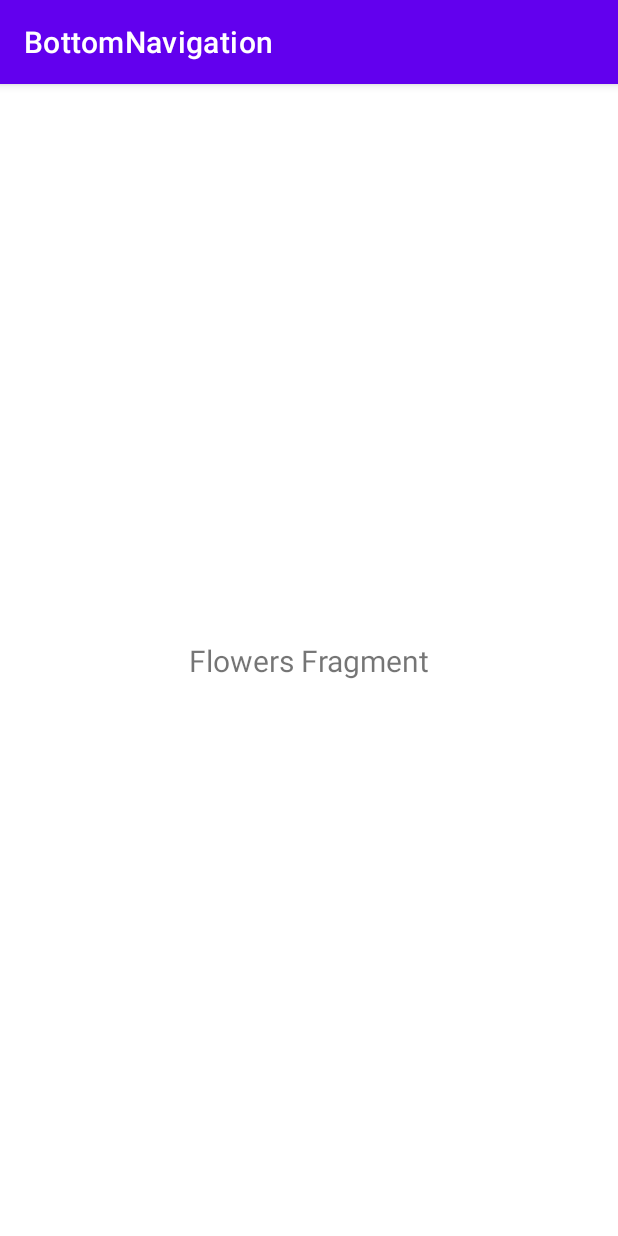
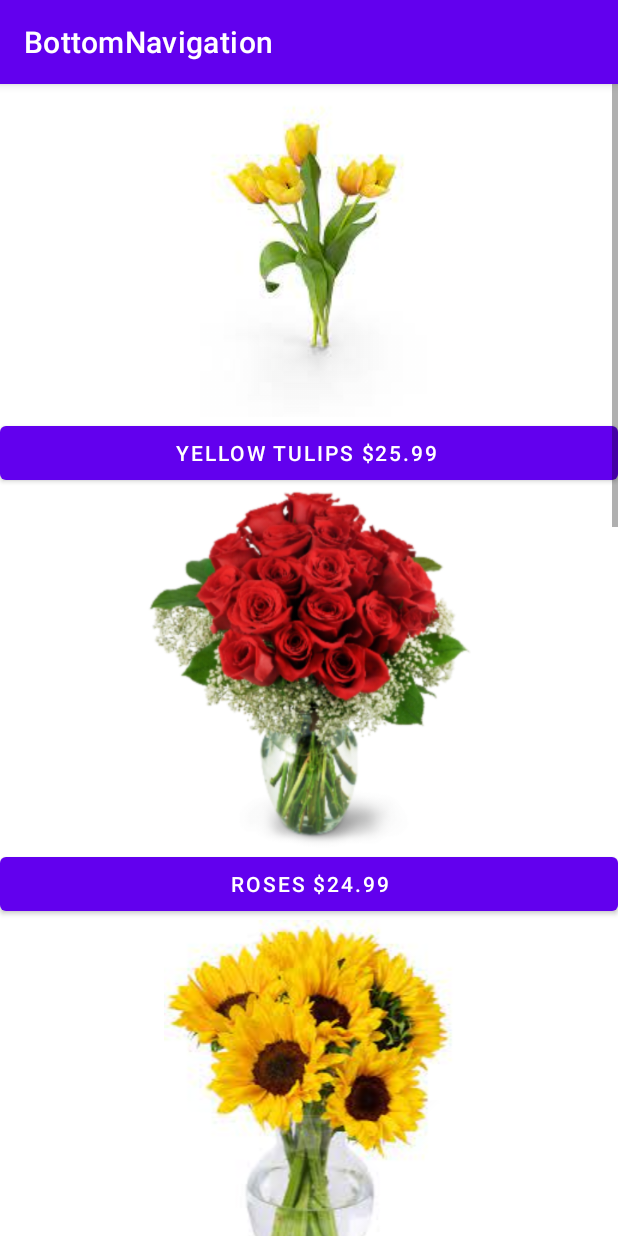
Before and after one commit to s5teixeira/BlossomGardens, an Android app: the fragment TicketsFragment shown on its own in the app's theme, on a phone screen of 412 x 824 dp. Run offline under Robolectric (Android 15) with nearby library versions, the phone set to English and light mode, and no system bars.

Commit message:
added flowers page

```diff
--- a/app/src/main/res/layout/activity_main.xml
+++ b/app/src/main/res/layout/activity_main.xml
@@ -8,6 +8,7 @@ NavHostFragment is configured with
 <androidx.constraintlayout.widget.ConstraintLayout
     xmlns:android="http://schemas.android.com/apk/res/android"
     xmlns:app="http://schemas.android.com/apk/res-auto"
+    xmlns:tools="http://schemas.android.com/tools"
     android:id="@+id/container"
     android:layout_width="match_parent"
     android:layout_height="match_parent"
@@ -15,15 +16,17 @@ NavHostFragment is configured with
 
     <androidx.fragment.app.FragmentContainerView
         android:id="@+id/nav_host_fragment"
-        app:layout_constraintStart_toStartOf="parent"
-        app:layout_constraintEnd_toEndOf="parent"
-        app:layout_constraintLeft_toLeftOf="parent"
-        app:layout_constraintRight_toRightOf="parent"
-        app:layout_constraintTop_toTopOf="parent"
         android:name="androidx.navigation.fragment.NavHostFragment"
         android:layout_width="match_parent"
         android:layout_height="match_parent"
+        android:layout_marginTop="16dp"
         app:defaultNavHost="true"
+        app:layout_constraintEnd_toEndOf="parent"
+        app:layout_constraintHorizontal_bias="1.0"
+        app:layout_constraintLeft_toLeftOf="parent"
+        app:layout_constraintRight_toRightOf="parent"
+        app:layout_constraintStart_toStartOf="parent"
+        app:layout_constraintTop_toTopOf="parent"
         app:menu="@menu/main"
         app:navGraph="@navigation/mobile_navigation" />
 
@@ -39,4 +42,5 @@ NavHostFragment is configured with
         app:layout_constraintRight_toRightOf="parent"
         app:menu="@menu/bottom_nav_menu"
         app:labelVisibilityMode="labeled"/>
+
 </androidx.constraintlayout.widget.ConstraintLayout>
--- a/app/src/main/res/layout/fragment_tickets.xml
+++ b/app/src/main/res/layout/fragment_tickets.xml
@@ -13,23 +13,124 @@
 <androidx.constraintlayout.widget.ConstraintLayout
     xmlns:android="http://schemas.android.com/apk/res/android"
     xmlns:app="http://schemas.android.com/apk/res-auto"
+    xmlns:tools="http://schemas.android.com/tools"
     android:layout_width="match_parent"
     android:layout_height="match_parent">
 
     <TextView
         android:layout_width="match_parent"
         android:layout_height="wrap_content"
+        android:layout_gravity="center_horizontal"
         android:layout_marginStart="8dp"
         android:layout_marginTop="8dp"
         android:layout_marginEnd="8dp"
-        android:layout_marginBottom="8dp"
         android:text="@string/tickets_fragment"
         android:textAlignment="center"
-        android:layout_gravity="center_horizontal"
         android:textSize="20sp"
-        app:layout_constraintBottom_toBottomOf="parent"
         app:layout_constraintEnd_toEndOf="parent"
         app:layout_constraintStart_toStartOf="parent"
         app:layout_constraintTop_toTopOf="parent" />
 
+    <LinearLayout
+        android:layout_width="match_parent"
+        android:layout_height="match_parent"
+        android:orientation="vertical">
+
+        <ScrollView
+            android:layout_width="match_parent"
+            android:layout_height="match_parent">
+
+            <LinearLayout
+                android:layout_width="match_parent"
+                android:layout_height="wrap_content"
+                android:orientation="vertical">
+
+                <ImageView
+                    android:id="@+id/imageView8"
+                    android:layout_width="match_parent"
+                    android:layout_height="wrap_content"
+                    app:srcCompat="@drawable/tulips" />
+
+                <Button
+                    android:id="@+id/button"
+                    android:layout_width="match_parent"
+                    android:layout_height="wrap_content"
+                    android:text="Yellow Tulips $25.99 " />
+
+                <ImageView
+                    android:id="@+id/imageView12"
+                    android:layout_width="match_parent"
+                    android:layout_height="239dp"
+                    app:srcCompat="@drawable/my_project" />
+
+                <Button
+                    android:id="@+id/button2"
+                    android:layout_width="match_parent"
+                    android:layout_height="wrap_content"
+                    android:text="Roses $24.99" />
+
+                <ImageView
+                    android:id="@+id/imageView13"
+                    android:layout_width="match_parent"
+                    android:layout_height="wrap_content"
+                    app:srcCompat="@drawable/sunflowers" />
+
+                <Button
+                    android:id="@+id/button3"
+                    android:layout_width="match_parent"
+                    android:layout_height="wrap_content"
+                    android:text="Sunflowers $29.99" />
+
+                <ImageView
+                    android:id="@+id/imageView14"
+                    android:layout_width="match_parent"
+                    android:layout_height="wrap_content"
+                    app:srcCompat="@drawable/daisys" />
+
+                <Button
+                    android:id="@+id/button4"
+                    android:layout_width="match_parent"
+                    android:layout_height="wrap_content"
+                    android:text="Daisies $15.99" />
+
+                <ImageView
+                    android:id="@+id/imageView15"
+                    android:layout_width="match_parent"
+                    android:layout_height="wrap_content"
+                    app:srcCompat="@drawable/chrysanthemum" />
+
+                <Button
+                    android:id="@+id/button5"
+                    android:layout_width="match_parent"
+                    android:layout_height="wrap_content"
+                    android:text="Chrysanthemum $20.99" />
+
+                <ImageView
+                    android:id="@+id/imageView16"
+                    android:layout_width="match_parent"
+                    android:layout_height="wrap_content"
+                    app:srcCompat="@drawable/peony" />
+
+                <Button
+                    android:id="@+id/button6"
+                    android:layout_width="match_parent"
+                    android:layout_height="wrap_content"
+                    android:text="Peony $18.99" />
+
+                <ImageView
+                    android:id="@+id/imageView17"
+                    android:layout_width="match_parent"
+                    android:layout_height="wrap_content"
+                    app:srcCompat="@drawable/pansy" />
+
+                <Button
+                    android:id="@+id/button7"
+                    android:layout_width="match_parent"
+                    android:layout_height="wrap_content"
+                    android:text="Pansy $15.99" />
+
+            </LinearLayout>
+        </ScrollView>
+    </LinearLayout>
+
 </androidx.constraintlayout.widget.ConstraintLayout>
```
Also changed, not shown: app/src/main/res/drawable/chrysanthemum.png (added), app/src/main/res/drawable/daisys.png (added), app/src/main/res/drawable/my_project.png (added), app/src/main/res/drawable/pansy.png (added), app/src/main/res/drawable/peony.png (added), app/src/main/res/drawable/sunflowers.png (added), app/src/main/res/drawable/tulips.png (added).
